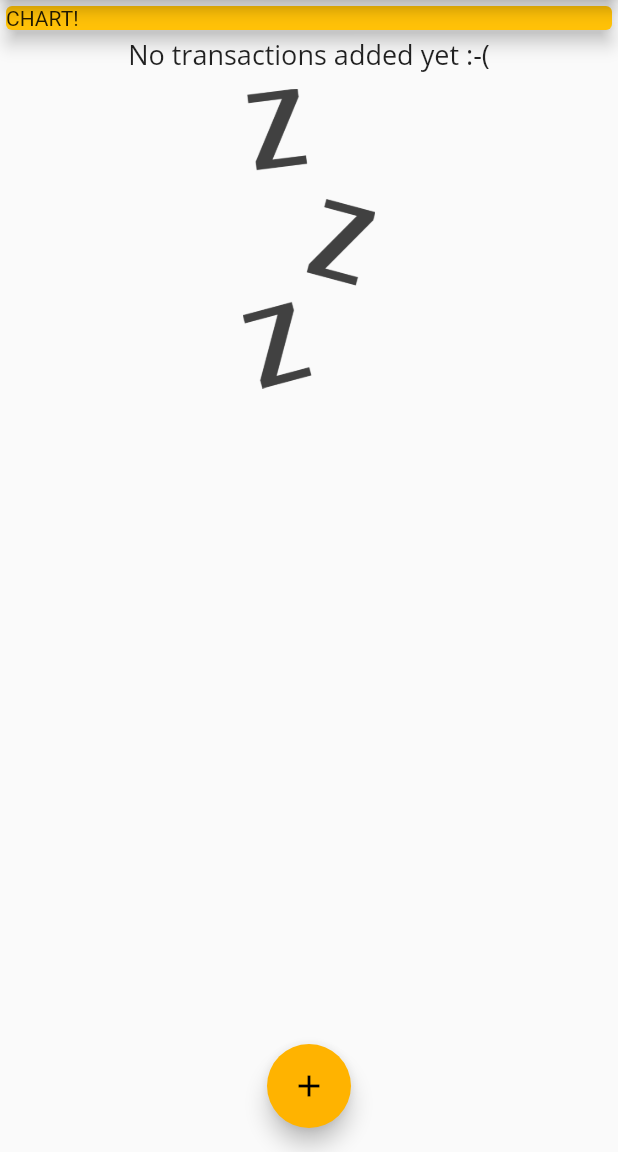
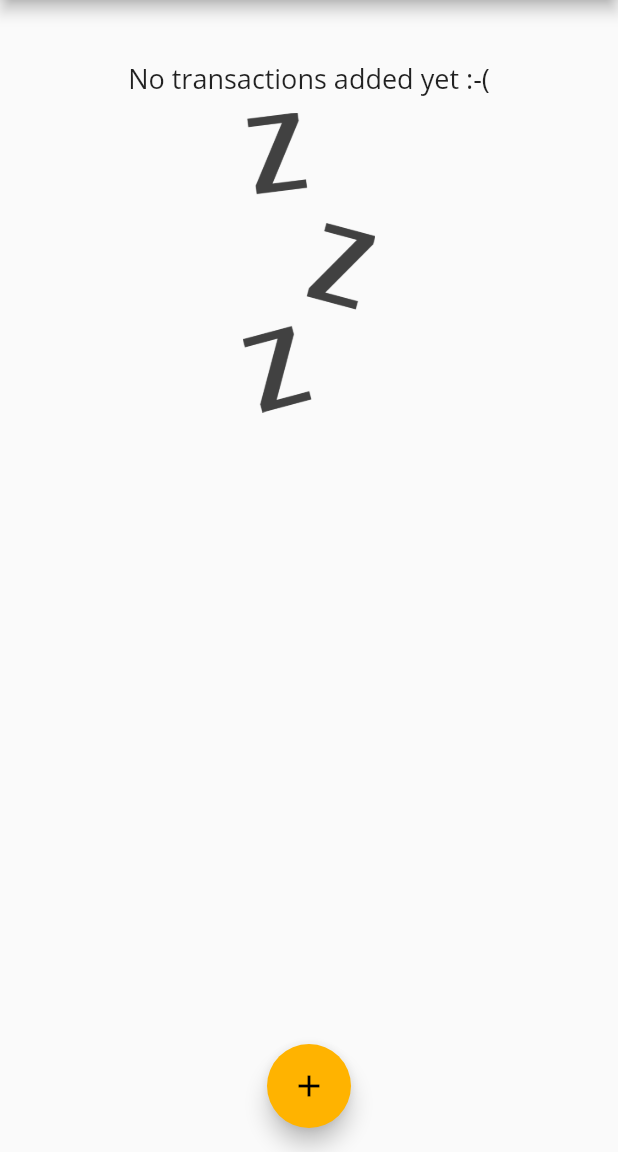
Before and after one commit to Nadha-Jabeen-T/-, a Flutter app: the screen it shows after launch, on a phone screen of 412 x 824 dp, the part 84-1236 px from its top. Run offline on Flutter 3.47's test engine with Material 2 defaults, Android fonts, the phone set to English and light mode, and no system bars.

Commit message:
Chart widget added | Getter logic added

```diff
--- a/lib/main.dart
+++ b/lib/main.dart
@@ -1,3 +1,4 @@
+import 'package:expense_planner/widgets/chart.dart';
 import 'package:flutter/material.dart';
 
 import 'models/transaction.dart';
@@ -61,6 +62,15 @@ class _MyHomePageState extends State<MyHomePage> {
       date: DateTime.now(),
     )*/
   ];
+//Getter
+  List<Transaction> get _recentTransactions {
+    return _userTransactions.where((tx) {
+      return tx.date.isAfter(DateTime.now().subtract(
+        Duration(days: 7),
+      ));
+    }).toList();
+  }
+
   void _addNewTransaction(String txTitle, double txAmount) {
     final newTx = Transaction(
       id: DateTime.now().toString(),
@@ -108,14 +118,7 @@ class _MyHomePageState extends State<MyHomePage> {
             //mainAxisAlignment: MainAxisAlignment.spaceAround,
             crossAxisAlignment: CrossAxisAlignment.stretch,
             children: <Widget>[
-              Card(
-                color: Colors.amber,
-                child: Container(
-                  width: double.infinity,
-                  child: Text('CHART!'),
-                ),
-                elevation: 5,
-              ), //
+              Chart(_recentTransactions),
               //THE INPUT 'ADD-TRANSACTION' AREA
               //THE TRANSACTIONS
               TransactionList(_userTransactions),
--- /dev/null
+++ b/lib/widgets/chart.dart
@@ -0,0 +1,40 @@
+import 'package:expense_planner/models/transaction.dart';
+import 'package:flutter/material.dart';
+import 'package:intl/intl.dart';
+
+class Chart extends StatelessWidget {
+  final List<Transaction> recentTransactions;
+  Chart(this.recentTransactions);
+
+/*Getter - Property which is calculated dynamically -- Doubt WHAT IS GETTER?*/
+  List<Map<String, Object>> get groupedTransactionValues {
+    return List.generate(7, (index) {
+      final weekDay = DateTime.now().subtract(
+        Duration(days: index),
+      );
+      double totalSum = 0.0;
+      for (var i = 0; i < recentTransactions.length; i++) {
+        if (recentTransactions[i].date.day == weekDay.day &&
+            recentTransactions[i].date.month == weekDay.month &&
+            recentTransactions[i].date.year == weekDay.year) {
+          totalSum += recentTransactions[i].amount;
+        }
+      }
+      print(DateFormat.E().format(weekDay));
+      print('Total sum = $totalSum');
+      return {'day': DateFormat.E().format(weekDay), 'amount': totalSum};
+    });
+  }
+
+  @override
+  Widget build(BuildContext context) {
+    print(groupedTransactionValues);
+    return Card(
+      elevation: 6,
+      margin: EdgeInsets.all(20),
+      child: Row(
+        children: [],
+      ),
+    );
+  }
+}
```
